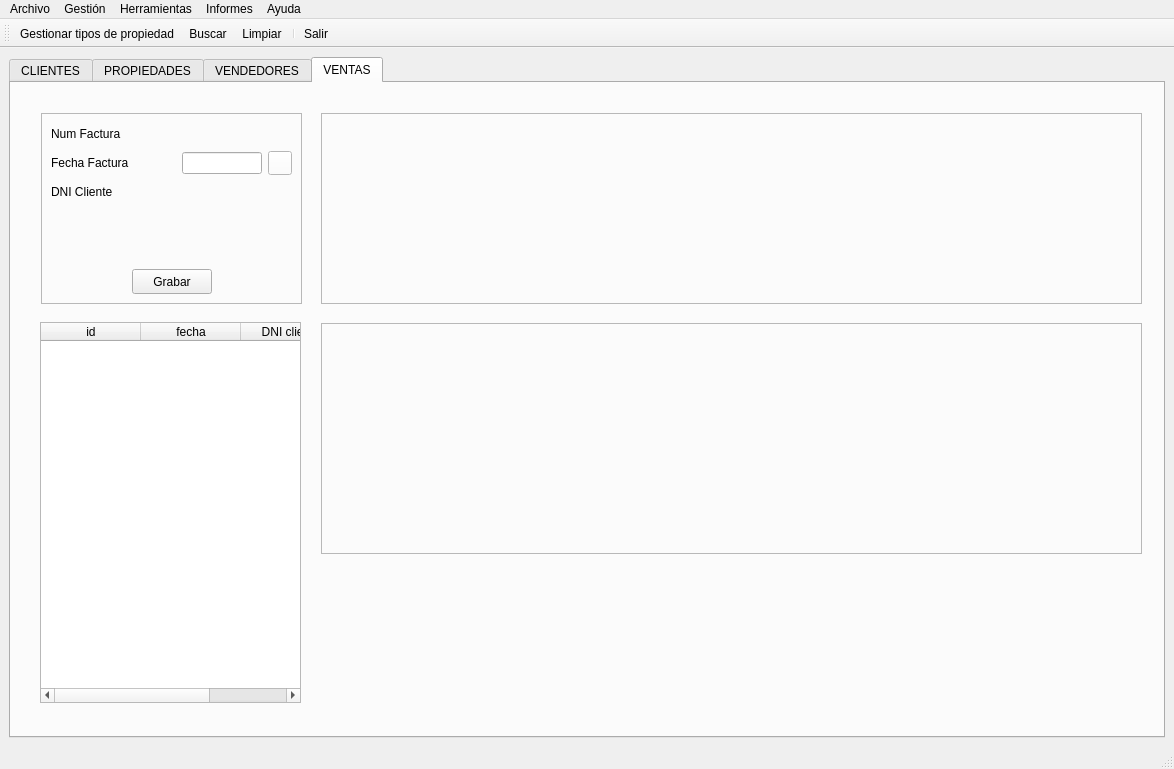
Above: templates/venPrincipal.ui from BuaTeijeiro/ProyectoDI before the change. Below: the same form after it.
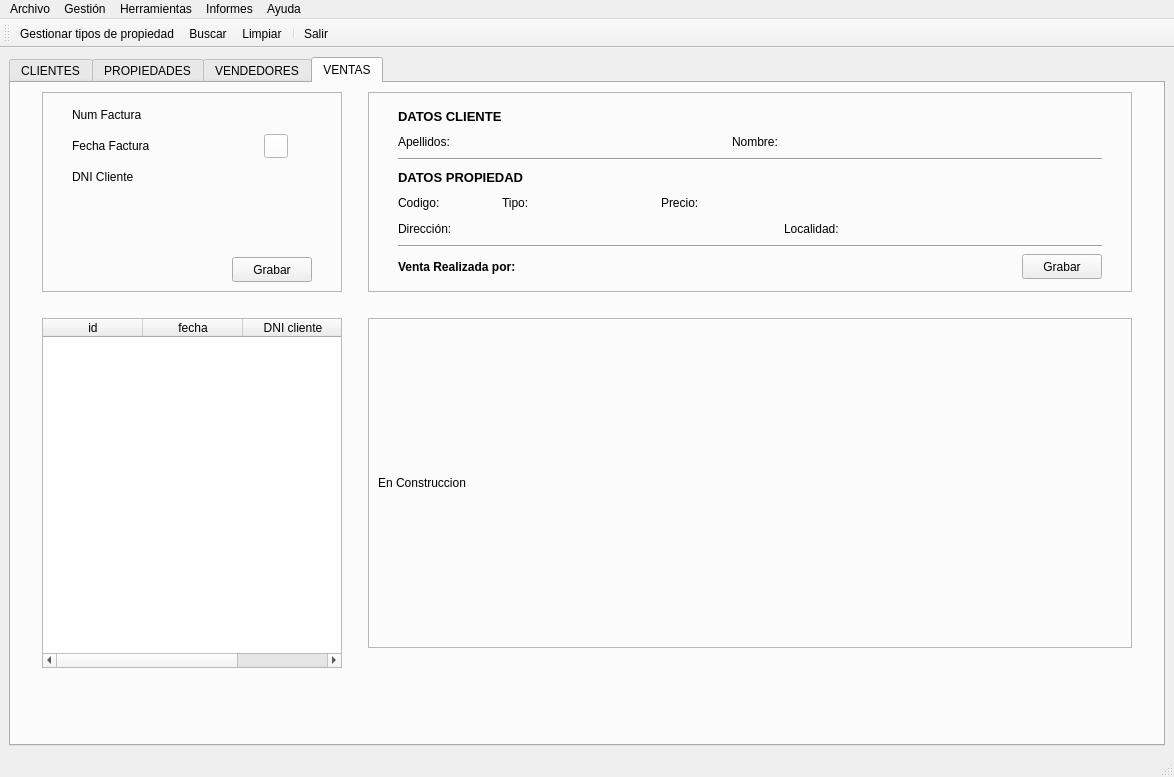
That is the form after the change. Icons and pictures are not drawn.

Commit message: trabajar en la interfaz de facturas

Diff of the .ui file:
```diff
--- a/templates/venPrincipal.ui
+++ b/templates/venPrincipal.ui
@@ -7,7 +7,7 @@
     <x>0</x>
     <y>0</y>
     <width>1174</width>
-    <height>769</height>
+    <height>777</height>
    </rect>
   </property>
   <property name="minimumSize">
@@ -24,7 +24,7 @@
     <normaloff>../img/logo.svg</normaloff>../img/logo.svg</iconset>
   </property>
   <widget class="QWidget" name="centralwidget">
-   <layout class="QHBoxLayout" name="horizontalLayout_13">
+   <layout class="QHBoxLayout" name="horizontalLayout_52">
     <item>
      <widget class="QTabWidget" name="panPrincipal">
       <property name="sizePolicy">
@@ -4050,14 +4050,35 @@
        <attribute name="title">
         <string>VENTAS</string>
        </attribute>
+       <layout class="QHBoxLayout" name="horizontalLayout_54">
+        <item>
+         <spacer name="horizontalSpacer_55">
+          <property name="orientation">
+           <enum>Qt::Horizontal</enum>
+          </property>
+          <property name="sizeHint" stdset="0">
+           <size>
+            <width>15</width>
+            <height>20</height>
+           </size>
+          </property>
+         </spacer>
+        </item>
+        <item>
+         <layout class="QGridLayout" name="gridLayout_4">
+          <item row="0" column="0">
        <widget class="QFrame" name="frame">
-        <property name="geometry">
-         <rect>
-          <x>30</x>
-          <y>30</y>
-          <width>261</width>
-          <height>191</height>
-         </rect>
+            <property name="minimumSize">
+             <size>
+              <width>300</width>
+              <height>200</height>
+             </size>
+            </property>
+            <property name="maximumSize">
+             <size>
+              <width>16777215</width>
+              <height>200</height>
+             </size>
         </property>
         <property name="frameShape">
          <enum>QFrame::StyledPanel</enum>
@@ -4065,13 +4086,45 @@
         <property name="frameShadow">
          <enum>QFrame::Plain</enum>
         </property>
+            <layout class="QHBoxLayout" name="horizontalLayout_56">
+             <item>
+              <spacer name="horizontalSpacer_59">
+               <property name="orientation">
+                <enum>Qt::Horizontal</enum>
+               </property>
+               <property name="sizeType">
+                <enum>QSizePolicy::Fixed</enum>
+               </property>
+               <property name="sizeHint" stdset="0">
+                <size>
+                 <width>20</width>
+                 <height>20</height>
+                </size>
+               </property>
+              </spacer>
+             </item>
+             <item>
         <layout class="QVBoxLayout" name="verticalLayout_4">
          <item>
+                <layout class="QHBoxLayout" name="horizontalLayout_53">
+                 <item>
           <layout class="QVBoxLayout" name="verticalLayout_3">
            <item>
             <layout class="QHBoxLayout" name="horizontalLayout_43">
              <item>
               <widget class="QLabel" name="label_12">
+                       <property name="minimumSize">
+                        <size>
+                         <width>100</width>
+                         <height>0</height>
+                        </size>
+                       </property>
+                       <property name="maximumSize">
+                        <size>
+                         <width>100</width>
+                         <height>16777215</height>
+                        </size>
+                       </property>
                <property name="text">
                 <string>Num Factura</string>
                </property>
@@ -4090,13 +4143,25 @@
             <layout class="QHBoxLayout" name="horizontalLayout_44">
              <item>
               <widget class="QLabel" name="label_13">
+                       <property name="minimumSize">
+                        <size>
+                         <width>100</width>
+                         <height>0</height>
+                        </size>
+                       </property>
+                       <property name="maximumSize">
+                        <size>
+                         <width>100</width>
+                         <height>16777215</height>
+                        </size>
+                       </property>
                <property name="text">
                 <string>Fecha Factura</string>
                </property>
               </widget>
              </item>
              <item>
-              <widget class="QLineEdit" name="txtFechaFactura">
+                      <widget class="QLabel" name="txtFechaFactura">
                <property name="minimumSize">
                 <size>
                  <width>80</width>
@@ -4109,6 +4174,9 @@
                  <height>16777215</height>
                 </size>
                </property>
+                       <property name="text">
+                        <string/>
+                       </property>
               </widget>
              </item>
              <item>
@@ -4149,6 +4217,18 @@
             <layout class="QHBoxLayout" name="horizontalLayout_45">
              <item>
               <widget class="QLabel" name="label_14">
+                       <property name="minimumSize">
+                        <size>
+                         <width>100</width>
+                         <height>0</height>
+                        </size>
+                       </property>
+                       <property name="maximumSize">
+                        <size>
+                         <width>100</width>
+                         <height>16777215</height>
+                        </size>
+                       </property>
                <property name="text">
                 <string>DNI Cliente</string>
                </property>
@@ -4166,6 +4246,21 @@
           </layout>
          </item>
          <item>
+                  <spacer name="horizontalSpacer_57">
+                   <property name="orientation">
+                    <enum>Qt::Horizontal</enum>
+                   </property>
+                   <property name="sizeHint" stdset="0">
+                    <size>
+                     <width>18</width>
+                     <height>20</height>
+                    </size>
+                   </property>
+                  </spacer>
+                 </item>
+                </layout>
+               </item>
+               <item>
           <spacer name="verticalSpacer_8">
            <property name="orientation">
             <enum>Qt::Vertical</enum>
@@ -4215,46 +4310,604 @@
              </property>
             </widget>
            </item>
+                </layout>
+               </item>
+              </layout>
+             </item>
+             <item>
+              <spacer name="horizontalSpacer_60">
+               <property name="orientation">
+                <enum>Qt::Horizontal</enum>
+               </property>
+               <property name="sizeType">
+                <enum>QSizePolicy::Fixed</enum>
+               </property>
+               <property name="sizeHint" stdset="0">
+                <size>
+                 <width>20</width>
+                 <height>20</height>
+                </size>
+               </property>
+              </spacer>
+             </item>
+            </layout>
+           </widget>
+          </item>
+          <item row="0" column="1">
+           <spacer name="horizontalSpacer_53">
+            <property name="orientation">
+             <enum>Qt::Horizontal</enum>
+            </property>
+            <property name="sizeType">
+             <enum>QSizePolicy::Fixed</enum>
+            </property>
+            <property name="sizeHint" stdset="0">
+             <size>
+              <width>20</width>
+              <height>20</height>
+             </size>
+            </property>
+           </spacer>
+          </item>
+          <item row="0" column="2">
+           <widget class="QFrame" name="frame_3">
+            <property name="minimumSize">
+             <size>
+              <width>750</width>
+              <height>200</height>
+             </size>
+            </property>
+            <property name="maximumSize">
+             <size>
+              <width>16777215</width>
+              <height>200</height>
+             </size>
+            </property>
+            <property name="frameShape">
+             <enum>QFrame::StyledPanel</enum>
+            </property>
+            <property name="frameShadow">
+             <enum>QFrame::Plain</enum>
+            </property>
+            <layout class="QHBoxLayout" name="horizontalLayout_55">
+             <item>
+              <spacer name="horizontalSpacer_58">
+               <property name="orientation">
+                <enum>Qt::Horizontal</enum>
+               </property>
+               <property name="sizeType">
+                <enum>QSizePolicy::Fixed</enum>
+               </property>
+               <property name="sizeHint" stdset="0">
+                <size>
+                 <width>20</width>
+                 <height>20</height>
+                </size>
+               </property>
+              </spacer>
+             </item>
+             <item>
+              <layout class="QVBoxLayout" name="verticalLayout_6">
+               <item>
+                <spacer name="verticalSpacer_10">
+                 <property name="orientation">
+                  <enum>Qt::Vertical</enum>
+                 </property>
+                 <property name="sizeHint" stdset="0">
+                  <size>
+                   <width>20</width>
+                   <height>39</height>
+                  </size>
+                 </property>
+                </spacer>
+               </item>
+               <item>
+                <layout class="QHBoxLayout" name="horizontalLayout_47">
+                 <item>
+                  <widget class="QLabel" name="label_15">
+                   <property name="font">
+                    <font>
+                     <family>Liberation Sans</family>
+                     <pointsize>10</pointsize>
+                     <weight>75</weight>
+                     <bold>true</bold>
+                    </font>
+                   </property>
+                   <property name="text">
+                    <string>DATOS CLIENTE</string>
+                   </property>
+                  </widget>
+                 </item>
+                 <item>
+                  <spacer name="horizontalSpacer_43">
+                   <property name="orientation">
+                    <enum>Qt::Horizontal</enum>
+                   </property>
+                   <property name="sizeHint" stdset="0">
+                    <size>
+                     <width>40</width>
+                     <height>20</height>
+                    </size>
+                   </property>
+                  </spacer>
+                 </item>
+                </layout>
+               </item>
+               <item>
+                <layout class="QHBoxLayout" name="horizontalLayout_48">
+                 <item>
+                  <widget class="QLabel" name="label_16">
+                   <property name="text">
+                    <string>Apellidos:</string>
+                   </property>
+                  </widget>
+                 </item>
+                 <item>
+                  <widget class="QLabel" name="lblApelCli">
+                   <property name="minimumSize">
+                    <size>
+                     <width>250</width>
+                     <height>0</height>
+                    </size>
+                   </property>
+                   <property name="maximumSize">
+                    <size>
+                     <width>250</width>
+                     <height>16777215</height>
+                    </size>
+                   </property>
+                   <property name="text">
+                    <string/>
+                   </property>
+                  </widget>
+                 </item>
+                 <item>
+                  <spacer name="horizontalSpacer_44">
+                   <property name="orientation">
+                    <enum>Qt::Horizontal</enum>
+                   </property>
+                   <property name="sizeType">
+                    <enum>QSizePolicy::Fixed</enum>
+                   </property>
+                   <property name="sizeHint" stdset="0">
+                    <size>
+                     <width>20</width>
+                     <height>20</height>
+                    </size>
+                   </property>
+                  </spacer>
+                 </item>
+                 <item>
+                  <widget class="QLabel" name="label_17">
+                   <property name="text">
+                    <string>Nombre:</string>
+                   </property>
+                  </widget>
+                 </item>
+                 <item>
+                  <widget class="QLabel" name="lblNombrecli">
+                   <property name="minimumSize">
+                    <size>
+                     <width>150</width>
+                     <height>0</height>
+                    </size>
+                   </property>
+                   <property name="maximumSize">
+                    <size>
+                     <width>150</width>
+                     <height>16777215</height>
+                    </size>
+                   </property>
+                   <property name="text">
+                    <string/>
+                   </property>
+                  </widget>
+                 </item>
+                 <item>
+                  <spacer name="horizontalSpacer_45">
+                   <property name="orientation">
+                    <enum>Qt::Horizontal</enum>
+                   </property>
+                   <property name="sizeHint" stdset="0">
+                    <size>
+                     <width>40</width>
+                     <height>20</height>
+                    </size>
+                   </property>
+                  </spacer>
+                 </item>
+                </layout>
+               </item>
+               <item>
+                <widget class="Line" name="line_5">
+                 <property name="orientation">
+                  <enum>Qt::Horizontal</enum>
+                 </property>
+                </widget>
+               </item>
+               <item>
+                <layout class="QHBoxLayout" name="horizontalLayout_49">
+                 <item>
+                  <widget class="QLabel" name="label_18">
+                   <property name="font">
+                    <font>
+                     <family>Liberation Sans</family>
+                     <pointsize>10</pointsize>
+                     <weight>75</weight>
+                     <bold>true</bold>
+                    </font>
+                   </property>
+                   <property name="text">
+                    <string>DATOS PROPIEDAD</string>
+                   </property>
+                  </widget>
+                 </item>
+                 <item>
+                  <spacer name="horizontalSpacer_46">
+                   <property name="orientation">
+                    <enum>Qt::Horizontal</enum>
+                   </property>
+                   <property name="sizeHint" stdset="0">
+                    <size>
+                     <width>40</width>
+                     <height>20</height>
+                    </size>
+                   </property>
+                  </spacer>
+                 </item>
+                </layout>
+               </item>
+               <item>
+                <layout class="QHBoxLayout" name="horizontalLayout_50">
+                 <item>
+                  <widget class="QLabel" name="label_30">
+                   <property name="text">
+                    <string>Codigo:</string>
+                   </property>
+                  </widget>
+                 </item>
+                 <item>
+                  <widget class="QLabel" name="lblcodigoprop">
+                   <property name="minimumSize">
+                    <size>
+                     <width>30</width>
+                     <height>0</height>
+                    </size>
+                   </property>
+                   <property name="maximumSize">
+                    <size>
+                     <width>30</width>
+                     <height>16777215</height>
+                    </size>
+                   </property>
+                   <property name="text">
+                    <string/>
+                   </property>
+                  </widget>
+                 </item>
+                 <item>
+                  <spacer name="horizontalSpacer_47">
+                   <property name="orientation">
+                    <enum>Qt::Horizontal</enum>
+                   </property>
+                   <property name="sizeType">
+                    <enum>QSizePolicy::Fixed</enum>
+                   </property>
+                   <property name="sizeHint" stdset="0">
+                    <size>
+                     <width>20</width>
+                     <height>20</height>
+                    </size>
+                   </property>
+                  </spacer>
+                 </item>
+                 <item>
+                  <widget class="QLabel" name="label_31">
+                   <property name="text">
+                    <string>Tipo:</string>
+                   </property>
+                  </widget>
+                 </item>
+                 <item>
+                  <widget class="QLabel" name="lblTipoProp">
+                   <property name="minimumSize">
+                    <size>
+                     <width>100</width>
+                     <height>0</height>
+                    </size>
+                   </property>
+                   <property name="maximumSize">
+                    <size>
+                     <width>100</width>
+                     <height>16777215</height>
+                    </size>
+                   </property>
+                   <property name="text">
+                    <string/>
+                   </property>
+                  </widget>
+                 </item>
+                 <item>
+                  <spacer name="horizontalSpacer_48">
+                   <property name="orientation">
+                    <enum>Qt::Horizontal</enum>
+                   </property>
+                   <property name="sizeType">
+                    <enum>QSizePolicy::Fixed</enum>
+                   </property>
+                   <property name="sizeHint" stdset="0">
+                    <size>
+                     <width>20</width>
+                     <height>20</height>
+                    </size>
+                   </property>
+                  </spacer>
+                 </item>
+                 <item>
+                  <widget class="QLabel" name="label_32">
+                   <property name="text">
+                    <string>Precio:</string>
+                   </property>
+                  </widget>
+                 </item>
+                 <item>
+                  <widget class="QLabel" name="lblPrecioProp">
+                   <property name="minimumSize">
+                    <size>
+                     <width>100</width>
+                     <height>0</height>
+                    </size>
+                   </property>
+                   <property name="maximumSize">
+                    <size>
+                     <width>100</width>
+                     <height>16777215</height>
+                    </size>
+                   </property>
+                   <property name="text">
+                    <string/>
+                   </property>
+                  </widget>
+                 </item>
+                 <item>
+                  <spacer name="horizontalSpacer_49">
+                   <property name="orientation">
+                    <enum>Qt::Horizontal</enum>
+                   </property>
+                   <property name="sizeHint" stdset="0">
+                    <size>
+                     <width>40</width>
+                     <height>20</height>
+                    </size>
+                   </property>
+                  </spacer>
+                 </item>
+                </layout>
+               </item>
+               <item>
+                <layout class="QHBoxLayout" name="horizontalLayout_51">
+                 <item>
+                  <widget class="QLabel" name="label_33">
+                   <property name="text">
+                    <string>Dirección:</string>
+                   </property>
+                  </widget>
+                 </item>
+                 <item>
+                  <widget class="QLabel" name="lblDireccionprop">
+                   <property name="minimumSize">
+                    <size>
+                     <width>300</width>
+                     <height>0</height>
+                    </size>
+                   </property>
+                   <property name="maximumSize">
+                    <size>
+                     <width>300</width>
+                     <height>16777215</height>
+                    </size>
+                   </property>
+                   <property name="text">
+                    <string/>
+                   </property>
+                  </widget>
+                 </item>
+                 <item>
+                  <spacer name="horizontalSpacer_50">
+                   <property name="orientation">
+                    <enum>Qt::Horizontal</enum>
+                   </property>
+                   <property name="sizeType">
+                    <enum>QSizePolicy::Fixed</enum>
+                   </property>
+                   <property name="sizeHint" stdset="0">
+                    <size>
+                     <width>20</width>
+                     <height>20</height>
+                    </size>
+                   </property>
+                  </spacer>
+                 </item>
+                 <item>
+                  <widget class="QLabel" name="label_34">
+                   <property name="text">
+                    <string>Localidad:</string>
+                   </property>
+                  </widget>
+                 </item>
+                 <item>
+                  <widget class="QLabel" name="lblMunipropVenta">
+                   <property name="minimumSize">
+                    <size>
+                     <width>180</width>
+                     <height>0</height>
+                    </size>
+                   </property>
+                   <property name="maximumSize">
+                    <size>
+                     <width>180</width>
+                     <height>16777215</height>
+                    </size>
+                   </property>
+                   <property name="text">
+                    <string/>
+                   </property>
+                  </widget>
+                 </item>
+                 <item>
+                  <spacer name="horizontalSpacer_51">
+                   <property name="orientation">
+                    <enum>Qt::Horizontal</enum>
+                   </property>
+                   <property name="sizeHint" stdset="0">
+                    <size>
+                     <width>40</width>
+                     <height>20</height>
+                    </size>
+                   </property>
+                  </spacer>
+                 </item>
+                </layout>
+               </item>
+               <item>
+                <widget class="Line" name="line_6">
+                 <property name="orientation">
+                  <enum>Qt::Horizontal</enum>
+                 </property>
+                </widget>
+               </item>
+               <item>
+                <layout class="QHBoxLayout" name="horizontalLayout_13">
+                 <item>
+                  <widget class="QLabel" name="label_35">
+                   <property name="font">
+                    <font>
+                     <family>Liberation Sans</family>
+                     <weight>75</weight>
+                     <bold>true</bold>
+                    </font>
+                   </property>
+                   <property name="text">
+                    <string>Venta Realizada por:</string>
+                   </property>
+                  </widget>
+                 </item>
+                 <item>
+                  <widget class="QLabel" name="lblVendedorVenta">
+                   <property name="minimumSize">
+                    <size>
+                     <width>30</width>
+                     <height>0</height>
+                    </size>
+                   </property>
+                   <property name="maximumSize">
+                    <size>
+                     <width>30</width>
+                     <height>16777215</height>
+                    </size>
+                   </property>
+                   <property name="text">
+                    <string/>
+                   </property>
+                  </widget>
+                 </item>
+                 <item>
+                  <spacer name="horizontalSpacer_52">
+                   <property name="orientation">
+                    <enum>Qt::Horizontal</enum>
+                   </property>
+                   <property name="sizeHint" stdset="0">
+                    <size>
+                     <width>40</width>
+                     <height>20</height>
+                    </size>
+                   </property>
+                  </spacer>
+                 </item>
+                 <item>
+                  <widget class="QPushButton" name="pushButton">
+                   <property name="minimumSize">
+                    <size>
+                     <width>80</width>
+                     <height>25</height>
+                    </size>
+                   </property>
+                   <property name="maximumSize">
+                    <size>
+                     <width>80</width>
+                     <height>25</height>
+                    </size>
+                   </property>
+                   <property name="text">
+                    <string>Grabar</string>
+                   </property>
+                  </widget>
+                 </item>
+                </layout>
+               </item>
+               <item>
+                <spacer name="verticalSpacer_9">
+                 <property name="orientation">
+                  <enum>Qt::Vertical</enum>
+                 </property>
+                 <property name="sizeHint" stdset="0">
+                  <size>
+                   <width>20</width>
+                   <height>38</height>
+                  </size>
+                 </property>
+                </spacer>
+               </item>
+              </layout>
+             </item>
            <item>
             <spacer name="horizontalSpacer_42">
              <property name="orientation">
               <enum>Qt::Horizontal</enum>
              </property>
+               <property name="sizeType">
+                <enum>QSizePolicy::Fixed</enum>
+               </property>
              <property name="sizeHint" stdset="0">
               <size>
-               <width>40</width>
+                 <width>20</width>
                <height>20</height>
               </size>
              </property>
             </spacer>
-           </item>
-          </layout>
          </item>
         </layout>
        </widget>
-       <widget class="QFrame" name="frame_2">
-        <property name="geometry">
-         <rect>
-          <x>29</x>
-          <y>239</y>
-          <width>261</width>
-          <height>381</height>
-         </rect>
-        </property>
-        <property name="frameShape">
-         <enum>QFrame::StyledPanel</enum>
-        </property>
-        <property name="frameShadow">
-         <enum>QFrame::Plain</enum>
-        </property>
+          </item>
+          <item row="1" column="1">
+           <spacer name="verticalSpacer_12">
+            <property name="orientation">
+             <enum>Qt::Vertical</enum>
+            </property>
+            <property name="sizeType">
+             <enum>QSizePolicy::Fixed</enum>
+            </property>
+            <property name="sizeHint" stdset="0">
+             <size>
+              <width>20</width>
+              <height>20</height>
+             </size>
+            </property>
+           </spacer>
+          </item>
+          <item row="2" column="0">
         <widget class="QTableWidget" name="tablaFacturas">
-         <property name="geometry">
-          <rect>
-           <x>0</x>
-           <y>0</y>
-           <width>261</width>
-           <height>381</height>
-          </rect>
+            <property name="minimumSize">
+             <size>
+              <width>300</width>
+              <height>350</height>
+             </size>
+            </property>
+            <property name="maximumSize">
+             <size>
+              <width>16777215</width>
+              <height>400</height>
+             </size>
          </property>
          <property name="editTriggers">
           <set>QAbstractItemView::NoEditTriggers</set>
@@ -4284,31 +4937,38 @@
           </property>
          </column>
         </widget>
-       </widget>
-       <widget class="QFrame" name="frame_3">
-        <property name="geometry">
-         <rect>
-          <x>310</x>
-          <y>30</y>
-          <width>821</width>
-          <height>191</height>
-         </rect>
-        </property>
-        <property name="frameShape">
-         <enum>QFrame::StyledPanel</enum>
-        </property>
-        <property name="frameShadow">
-         <enum>QFrame::Plain</enum>
-        </property>
-       </widget>
+          </item>
+          <item row="2" column="1">
+           <spacer name="horizontalSpacer_54">
+            <property name="orientation">
+             <enum>Qt::Horizontal</enum>
+            </property>
+            <property name="sizeType">
+             <enum>QSizePolicy::Fixed</enum>
+            </property>
+            <property name="sizeHint" stdset="0">
+             <size>
+              <width>20</width>
+              <height>20</height>
+             </size>
+            </property>
+           </spacer>
+          </item>
+          <item row="2" column="2">
+           <layout class="QVBoxLayout" name="verticalLayout_7">
+            <item>
        <widget class="QFrame" name="frame_4">
-        <property name="geometry">
-         <rect>
-          <x>310</x>
-          <y>240</y>
-          <width>821</width>
-          <height>231</height>
-         </rect>
+              <property name="minimumSize">
+               <size>
+                <width>0</width>
+                <height>310</height>
+               </size>
+              </property>
+              <property name="maximumSize">
+               <size>
+                <width>16777215</width>
+                <height>360</height>
+               </size>
         </property>
         <property name="frameShape">
          <enum>QFrame::StyledPanel</enum>
@@ -4316,7 +4976,64 @@
         <property name="frameShadow">
          <enum>QFrame::Plain</enum>
         </property>
-       </widget>
+              <layout class="QHBoxLayout" name="horizontalLayout_57">
+               <item>
+                <widget class="QLabel" name="label_36">
+                 <property name="text">
+                  <string>En Construccion                                                                                                                                                                                                     </string>
+                 </property>
+                </widget>
+               </item>
+              </layout>
+             </widget>
+            </item>
+            <item>
+             <spacer name="verticalSpacer_11">
+              <property name="orientation">
+               <enum>Qt::Vertical</enum>
+              </property>
+              <property name="sizeType">
+               <enum>QSizePolicy::Fixed</enum>
+              </property>
+              <property name="sizeHint" stdset="0">
+               <size>
+                <width>20</width>
+                <height>20</height>
+               </size>
+              </property>
+             </spacer>
+            </item>
+           </layout>
+          </item>
+          <item row="3" column="1">
+           <spacer name="verticalSpacer_13">
+            <property name="orientation">
+             <enum>Qt::Vertical</enum>
+            </property>
+            <property name="sizeHint" stdset="0">
+             <size>
+              <width>20</width>
+              <height>40</height>
+             </size>
+            </property>
+           </spacer>
+          </item>
+         </layout>
+        </item>
+        <item>
+         <spacer name="horizontalSpacer_56">
+          <property name="orientation">
+           <enum>Qt::Horizontal</enum>
+          </property>
+          <property name="sizeHint" stdset="0">
+           <size>
+            <width>15</width>
+            <height>20</height>
+           </size>
+          </property>
+         </spacer>
+        </item>
+       </layout>
       </widget>
      </widget>
     </item>
```
Lines whose indentation alone changed are shown as unchanged. The commit also changes 19 other files.
